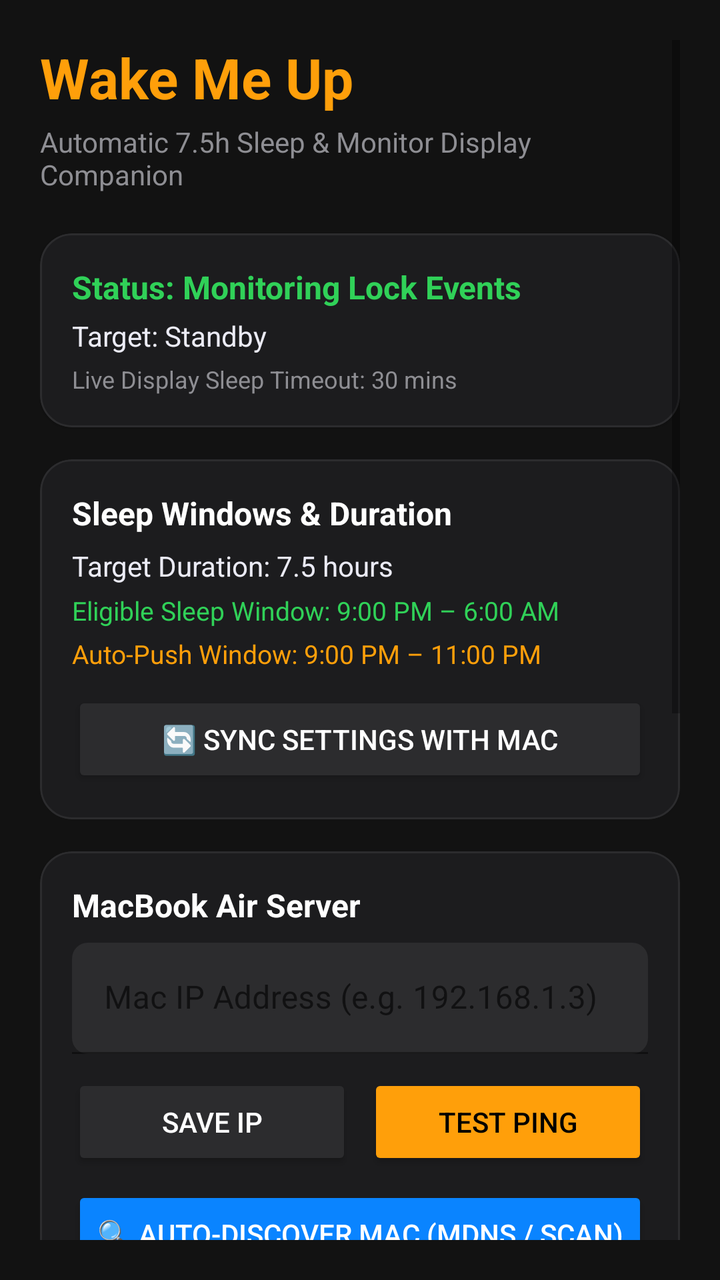
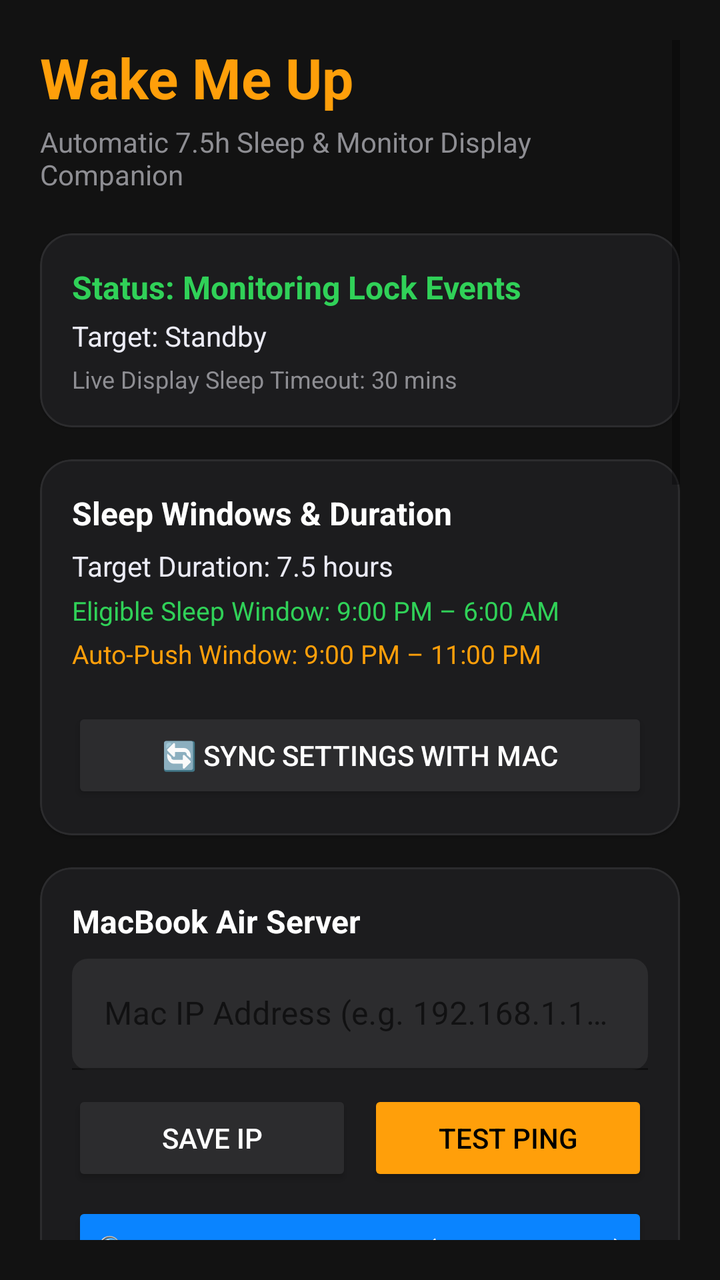

An Android layout rendered at two revisions. The XML below is the earlier revision; the diff shows what the commit changed to produce the second picture.
<!-- AndroidManifest.xml: application theme Theme.Material3.DayNight.NoActionBar -->
<!-- res/layout/activity_main.xml -->
<?xml version="1.0" encoding="utf-8"?>
<ScrollView xmlns:android="http://schemas.android.com/apk/res/android"
    xmlns:app="http://schemas.android.com/apk/res-auto"
    android:layout_width="match_parent"
    android:layout_height="match_parent"
    android:background="#121212"
    android:padding="20dp">

    <LinearLayout
        android:layout_width="match_parent"
        android:layout_height="wrap_content"
        android:orientation="vertical">

        
        <TextView
            android:layout_width="wrap_content"
            android:layout_height="wrap_content"
            android:text="Wake Me Up"
            android:textColor="#FF9F0A"
            android:textSize="28sp"
            android:textStyle="bold" />

        <TextView
            android:layout_width="wrap_content"
            android:layout_height="wrap_content"
            android:layout_marginTop="4dp"
            android:text="Automatic 7.5h Sleep &amp; Monitor Display Companion"
            android:textColor="#8E8E93"
            android:textSize="14sp" />

        
        <com.google.android.material.card.MaterialCardView
            android:layout_width="match_parent"
            android:layout_height="wrap_content"
            android:layout_marginTop="20dp"
            app:cardBackgroundColor="#1C1C1E"
            app:cardCornerRadius="16dp"
            app:strokeColor="#2C2C2E"
            app:strokeWidth="1dp">

            <LinearLayout
                android:layout_width="match_parent"
                android:layout_height="wrap_content"
                android:orientation="vertical"
                android:padding="16dp">

                <TextView
                    android:id="@+id/tvSleepStatus"
                    android:layout_width="wrap_content"
                    android:layout_height="wrap_content"
                    android:text="Status: Monitoring Lock Events"
                    android:textColor="#30D158"
                    android:textSize="16sp"
                    android:textStyle="bold" />

                <TextView
                    android:id="@+id/tvWakeTarget"
                    android:layout_width="wrap_content"
                    android:layout_height="wrap_content"
                    android:layout_marginTop="4dp"
                    android:text="Target: Standby"
                    android:textColor="#EBEBF5"
                    android:textSize="14sp" />

                <TextView
                    android:id="@+id/tvDisplayTimeout"
                    android:layout_width="wrap_content"
                    android:layout_height="wrap_content"
                    android:layout_marginTop="4dp"
                    android:text="Live Display Sleep Timeout: 30 mins"
                    android:textColor="#8E8E93"
                    android:textSize="12sp" />

            </LinearLayout>
        </com.google.android.material.card.MaterialCardView>

        
        <com.google.android.material.card.MaterialCardView
            android:layout_width="match_parent"
            android:layout_height="wrap_content"
            android:layout_marginTop="16dp"
            app:cardBackgroundColor="#1C1C1E"
            app:cardCornerRadius="16dp"
            app:strokeColor="#2C2C2E"
            app:strokeWidth="1dp">

            <LinearLayout
                android:layout_width="match_parent"
                android:layout_height="wrap_content"
                android:orientation="vertical"
                android:padding="16dp">

                <TextView
                    android:layout_width="wrap_content"
                    android:layout_height="wrap_content"
                    android:text="Sleep Windows &amp; Duration"
                    android:textColor="#FFFFFF"
                    android:textSize="16sp"
                    android:textStyle="bold" />

                <TextView
                    android:id="@+id/tvSleepDuration"
                    android:layout_width="wrap_content"
                    android:layout_height="wrap_content"
                    android:layout_marginTop="6dp"
                    android:text="Target Duration: 7.5 hours"
                    android:textColor="#EBEBF5"
                    android:textSize="14sp" />

                <TextView
                    android:id="@+id/tvSleepWindow"
                    android:layout_width="wrap_content"
                    android:layout_height="wrap_content"
                    android:layout_marginTop="4dp"
                    android:text="Eligible Sleep Window: 9:00 PM – 6:00 AM"
                    android:textColor="#30D158"
                    android:textSize="13sp" />

                <TextView
                    android:id="@+id/tvAutoPushWindow"
                    android:layout_width="wrap_content"
                    android:layout_height="wrap_content"
                    android:layout_marginTop="4dp"
                    android:text="Auto-Push Window: 9:00 PM – 11:00 PM"
                    android:textColor="#FF9F0A"
                    android:textSize="13sp" />

                <Button
                    android:id="@+id/btnSyncConfig"
                    android:layout_width="match_parent"
                    android:layout_height="wrap_content"
                    android:layout_marginTop="10dp"
                    android:backgroundTint="#2C2C2E"
                    android:text="🔄 Sync Settings with Mac"
                    android:textColor="#FFFFFF" />

            </LinearLayout>
        </com.google.android.material.card.MaterialCardView>

        
        <com.google.android.material.card.MaterialCardView
            android:layout_width="match_parent"
            android:layout_height="wrap_content"
            android:layout_marginTop="16dp"
            app:cardBackgroundColor="#1C1C1E"
            app:cardCornerRadius="16dp"
            app:strokeColor="#2C2C2E"
            app:strokeWidth="1dp">

            <LinearLayout
                android:layout_width="match_parent"
                android:layout_height="wrap_content"
                android:orientation="vertical"
                android:padding="16dp">

                <TextView
                    android:layout_width="wrap_content"
                    android:layout_height="wrap_content"
                    android:text="MacBook Air Server"
                    android:textColor="#FFFFFF"
                    android:textSize="16sp"
                    android:textStyle="bold" />

                <com.google.android.material.textfield.TextInputLayout
                    android:layout_width="match_parent"
                    android:layout_height="wrap_content"
                    android:layout_marginTop="8dp"
                    android:hint="Mac IP Address (e.g. 192.168.1.3)"
                    app:boxBackgroundColor="#2C2C2E"
                    app:boxCornerRadiusBottomEnd="8dp"
                    app:boxCornerRadiusBottomStart="8dp"
                    app:boxCornerRadiusTopEnd="8dp"
                    app:boxCornerRadiusTopStart="8dp">

                    <com.google.android.material.textfield.TextInputEditText
                        android:id="@+id/etMacHost"
                        android:layout_width="match_parent"
                        android:layout_height="wrap_content"
                        android:inputType="textUri"
                        android:textColor="#FFFFFF" />
                </com.google.android.material.textfield.TextInputLayout>

                <LinearLayout
                    android:layout_width="match_parent"
                    android:layout_height="wrap_content"
                    android:layout_marginTop="10dp"
                    android:orientation="horizontal">

                    <Button
                        android:id="@+id/btnSaveHost"
                        android:layout_width="0dp"
                        android:layout_height="wrap_content"
                        android:layout_weight="1"
                        android:backgroundTint="#2C2C2E"
                        android:text="Save IP"
                        android:textColor="#FFFFFF" />

                    <Button
                        android:id="@+id/btnTestConnection"
                        android:layout_width="0dp"
                        android:layout_height="wrap_content"
                        android:layout_marginStart="8dp"
                        android:layout_weight="1"
                        android:backgroundTint="#FF9F0A"
                        android:text="Test Ping"
                        android:textColor="#000000" />
                </LinearLayout>

                <Button
                    android:id="@+id/btnAutoDiscover"
                    android:layout_width="match_parent"
                    android:layout_height="wrap_content"
                    android:layout_marginTop="8dp"
                    android:backgroundTint="#0A84FF"
                    android:text="🔍 Auto-Discover Mac (mDNS / Scan)"
                    android:textColor="#FFFFFF" />

            </LinearLayout>
        </com.google.android.material.card.MaterialCardView>

        
        <TextView
            android:layout_width="wrap_content"
            android:layout_height="wrap_content"
            android:layout_marginTop="20dp"
            android:text="Actions &amp; Overrides"
            android:textColor="#8E8E93"
            android:textSize="14sp"
            android:textStyle="bold" />

        <Button
            android:id="@+id/btnManualSleep"
            android:layout_width="match_parent"
            android:layout_height="56dp"
            android:layout_marginTop="8dp"
            android:backgroundTint="#30D158"
            android:text="Start Sleep Now (Manual 7.5h)"
            android:textColor="#000000"
            android:textSize="16sp"
            android:textStyle="bold" />

        <Button
            android:id="@+id/btnTestMode"
            android:layout_width="match_parent"
            android:layout_height="48dp"
            android:layout_marginTop="8dp"
            android:backgroundTint="#2C2C2E"
            android:text="Preview Display (10s Test Mode)"
            android:textColor="#FFFFFF" />

        <Button
            android:id="@+id/btnStopSleep"
            android:layout_width="match_parent"
            android:layout_height="48dp"
            android:layout_marginTop="8dp"
            android:backgroundTint="#3A1C1C"
            android:text="Stop Sleep / I'm Awake"
            android:textColor="#FF453A" />

        
        <TextView
            android:layout_width="wrap_content"
            android:layout_height="wrap_content"
            android:layout_marginTop="24dp"
            android:text="OnePlus / OxygenOS Setup Checklist"
            android:textColor="#FF9F0A"
            android:textSize="14sp"
            android:textStyle="bold" />

        <Button
            android:id="@+id/btnBatteryOpt"
            android:layout_width="match_parent"
            android:layout_height="wrap_content"
            android:layout_marginTop="8dp"
            android:backgroundTint="#2C2C2E"
            android:text="1. Disable Battery Optimization"
            android:textColor="#FFFFFF" />

        <Button
            android:id="@+id/btnUsageAccess"
            android:layout_width="match_parent"
            android:layout_height="wrap_content"
            android:layout_marginTop="6dp"
            android:backgroundTint="#2C2C2E"
            android:text="2. Grant Usage Access (Inactivity Check)"
            android:textColor="#FFFFFF" />

        <Button
            android:id="@+id/btnAccessibility"
            android:layout_width="match_parent"
            android:layout_height="wrap_content"
            android:layout_marginTop="6dp"
            android:backgroundTint="#2C2C2E"
            android:text="3. Enable Watchdog (Accessibility)"
            android:textColor="#FFFFFF" />

        <Button
            android:id="@+id/btnAutoLaunch"
            android:layout_width="match_parent"
            android:layout_height="wrap_content"
            android:layout_marginTop="6dp"
            android:backgroundTint="#2C2C2E"
            android:text="4. OnePlus Auto-Launch Manager"
            android:textColor="#FFFFFF" />

    </LinearLayout>
</ScrollView>
<!-- resources referenced by this layout -->
<resources>
  <style name="Theme.Material3.DayNight.NoActionBar" parent="Theme.MaterialComponents.DayNight.NoActionBar">
          <item name="colorPrimary">#FF9F0A</item>
          <item name="colorSecondary">#30D158</item>
          <item name="android:statusBarColor">#121212</item>
      </style>
</resources>

<!-- the commit's change to res/layout/activity_main.xml (unified diff, before → after) -->
@@ -125,11 +125,20 @@
                     android:textColor="#FF9F0A"
                     android:textSize="13sp" />
 
+                <com.google.android.material.materialswitch.MaterialSwitch
+                    android:id="@+id/switchAwayMode"
+                    android:layout_width="match_parent"
+                    android:layout_height="wrap_content"
+                    android:layout_marginTop="10dp"
+                    android:text="Away Mode (Suppress Monitors)"
+                    android:textColor="#FFFFFF"
+                    android:textSize="14sp" />
+
                 <Button
                     android:id="@+id/btnSyncConfig"
                     android:layout_width="match_parent"
                     android:layout_height="wrap_content"
-                    android:layout_marginTop="10dp"
+                    android:layout_marginTop="8dp"
                     android:backgroundTint="#2C2C2E"
                     android:text="🔄 Sync Settings with Mac"
                     android:textColor="#FFFFFF" />
@@ -165,7 +174,7 @@
                     android:layout_width="match_parent"
                     android:layout_height="wrap_content"
                     android:layout_marginTop="8dp"
-                    android:hint="Mac IP Address (e.g. 192.168.1.3)"
+                    android:hint="Mac IP Address (e.g. 192.168.1.100)"
                     app:boxBackgroundColor="#2C2C2E"
                     app:boxCornerRadiusBottomEnd="8dp"
                     app:boxCornerRadiusBottomStart="8dp"
@@ -214,6 +223,184 @@
                     android:backgroundTint="#0A84FF"
                     android:text="🔍 Auto-Discover Mac (mDNS / Scan)"
                     android:textColor="#FFFFFF" />
+
+            </LinearLayout>
+        </com.google.android.material.card.MaterialCardView>
+
+        
+        <com.google.android.material.card.MaterialCardView
+            android:layout_width="match_parent"
+            android:layout_height="wrap_content"
+            android:layout_marginTop="16dp"
+            app:cardBackgroundColor="#1C1C1E"
+            app:cardCornerRadius="16dp"
+            app:strokeColor="#2C2C2E"
+            app:strokeWidth="1dp">
+
+            <LinearLayout
+                android:layout_width="match_parent"
+                android:layout_height="wrap_content"
+                android:orientation="vertical"
+                android:padding="16dp">
+
+                <TextView
+                    android:layout_width="wrap_content"
+                    android:layout_height="wrap_content"
+                    android:text="🖥️ Screen Message Billboard"
+                    android:textColor="#FFFFFF"
+                    android:textSize="16sp"
+                    android:textStyle="bold" />
+
+                <TextView
+                    android:layout_width="wrap_content"
+                    android:layout_height="wrap_content"
+                    android:layout_marginTop="2dp"
+                    android:text="Display a custom message on connected Mac monitors"
+                    android:textColor="#8E8E93"
+                    android:textSize="12sp" />
+
+                
+                <com.google.android.material.textfield.TextInputLayout
+                    android:layout_width="match_parent"
+                    android:layout_height="wrap_content"
+                    android:layout_marginTop="12dp"
+                    android:hint="Type message (e.g. Call in 10 mins / BRB)"
+                    app:boxBackgroundColor="#2C2C2E"
+                    app:boxCornerRadiusBottomEnd="8dp"
+                    app:boxCornerRadiusBottomStart="8dp"
+                    app:boxCornerRadiusTopEnd="8dp"
+                    app:boxCornerRadiusTopStart="8dp">
+
+                    <com.google.android.material.textfield.TextInputEditText
+                        android:id="@+id/etScreenMessage"
+                        android:layout_width="match_parent"
+                        android:layout_height="wrap_content"
+                        android:inputType="textMultiLine"
+                        android:minLines="2"
+                        android:maxLines="4"
+                        android:textColor="#FFFFFF" />
+                </com.google.android.material.textfield.TextInputLayout>
+
+                
+                <TextView
+                    android:id="@+id/tvRecentMessagesLabel"
+                    android:layout_width="wrap_content"
+                    android:layout_height="wrap_content"
+                    android:layout_marginTop="8dp"
+                    android:text="Recent messages (tap to use):"
+                    android:textColor="#8E8E93"
+                    android:textSize="12sp" />
+
+                <HorizontalScrollView
+                    android:layout_width="match_parent"
+                    android:layout_height="wrap_content"
+                    android:layout_marginTop="4dp"
+                    android:scrollbars="none">
+
+                    <com.google.android.material.chip.ChipGroup
+                        android:id="@+id/chipGroupRecentMessages"
+                        android:layout_width="wrap_content"
+                        android:layout_height="wrap_content"
+                        app:singleLine="true" />
+                </HorizontalScrollView>
+
+                
+                <TextView
+                    android:layout_width="wrap_content"
+                    android:layout_height="wrap_content"
+                    android:layout_marginTop="10dp"
+                    android:text="Target Display:"
+                    android:textColor="#8E8E93"
+                    android:textSize="12sp" />
+
+                <Spinner
+                    android:id="@+id/spTargetDisplay"
+                    android:layout_width="match_parent"
+                    android:layout_height="44dp"
+                    android:layout_marginTop="4dp"
+                    android:background="#2C2C2E" />
+
+                
+                <TextView
+                    android:layout_width="wrap_content"
+                    android:layout_height="wrap_content"
+                    android:layout_marginTop="10dp"
+                    android:text="Display Duration:"
+                    android:textColor="#8E8E93"
+                    android:textSize="12sp" />
+
+                <RadioGroup
+                    android:id="@+id/rgMessageDuration"
+                    android:layout_width="match_parent"
+                    android:layout_height="wrap_content"
+                    android:layout_marginTop="4dp"
+                    android:orientation="horizontal">
+
+                    <RadioButton
+                        android:id="@+id/rbPersistent"
+                        android:layout_width="wrap_content"
+                        android:layout_height="wrap_content"
+                        android:checked="true"
+                        android:text="Persistent (ESC)"
+                        android:textColor="#EBEBF5"
+                        android:textSize="13sp" />
+
+                    <RadioButton
+                        android:id="@+id/rbToast15s"
+                        android:layout_width="wrap_content"
+                        android:layout_height="wrap_content"
+                        android:layout_marginStart="12dp"
+                        android:text="15s Toast"
+                        android:textColor="#EBEBF5"
+                        android:textSize="13sp" />
+
+                    <RadioButton
+                        android:id="@+id/rbToast30s"
+                        android:layout_width="wrap_content"
+                        android:layout_height="wrap_content"
+                        android:layout_marginStart="12dp"
+                        android:text="30s Toast"
+                        android:textColor="#EBEBF5"
+                        android:textSize="13sp" />
+                </RadioGroup>
+
+                
+                <LinearLayout
+                    android:layout_width="match_parent"
+                    android:layout_height="wrap_content"
+                    android:layout_marginTop="12dp"
+                    android:orientation="horizontal">
+
+                    <Button
+                        android:id="@+id/btnSendMessage"
+                        android:layout_width="0dp"
+                        android:layout_height="wrap_content"
+                        android:layout_weight="1"
+                        android:backgroundTint="#0A84FF"
+                        android:text="📤 Send to Screen"
+                        android:textColor="#FFFFFF"
+                        android:textStyle="bold" />
+
+                    <Button
+                        android:id="@+id/btnDismissScreenMessage"
+                        android:layout_width="wrap_content"
+                        android:layout_height="wrap_content"
+                        android:layout_marginStart="8dp"
+                        android:backgroundTint="#3A1C1C"
+                        android:text="Clear Screen"
+                        android:textColor="#FF453A" />
+                </LinearLayout>
+
+                
+                <TextView
+                    android:id="@+id/tvActiveMessageStatus"
+                    android:layout_width="wrap_content"
+                    android:layout_height="wrap_content"
+                    android:layout_marginTop="8dp"
+                    android:text=""
+                    android:textColor="#30D158"
+                    android:textSize="12sp"
+                    android:visibility="gone" />
 
             </LinearLayout>
         </com.google.android.material.card.MaterialCardView>
@@ -249,6 +436,26 @@
             android:textColor="#FFFFFF" />
 
         <Button
+            android:id="@+id/btnTestPhoneAlarm"
+            android:layout_width="match_parent"
+            android:layout_height="48dp"
+            android:layout_marginTop="8dp"
+            android:backgroundTint="#FF9F0A"
+            android:text="🔔 Test Phone Alarm (Ring in 5s)"
+            android:textColor="#000000"
+            android:textStyle="bold" />
+
+        <Button
+            android:id="@+id/btnTest1MinSleep"
+            android:layout_width="match_parent"
+            android:layout_height="48dp"
+            android:layout_marginTop="8dp"
+            android:backgroundTint="#32D74B"
+            android:text="⏱️ Test 1-Min Sleep &amp; Alarm Flow"
+            android:textColor="#000000"
+            android:textStyle="bold" />
+
+        <Button
             android:id="@+id/btnStopSleep"
             android:layout_width="match_parent"
             android:layout_height="48dp"
